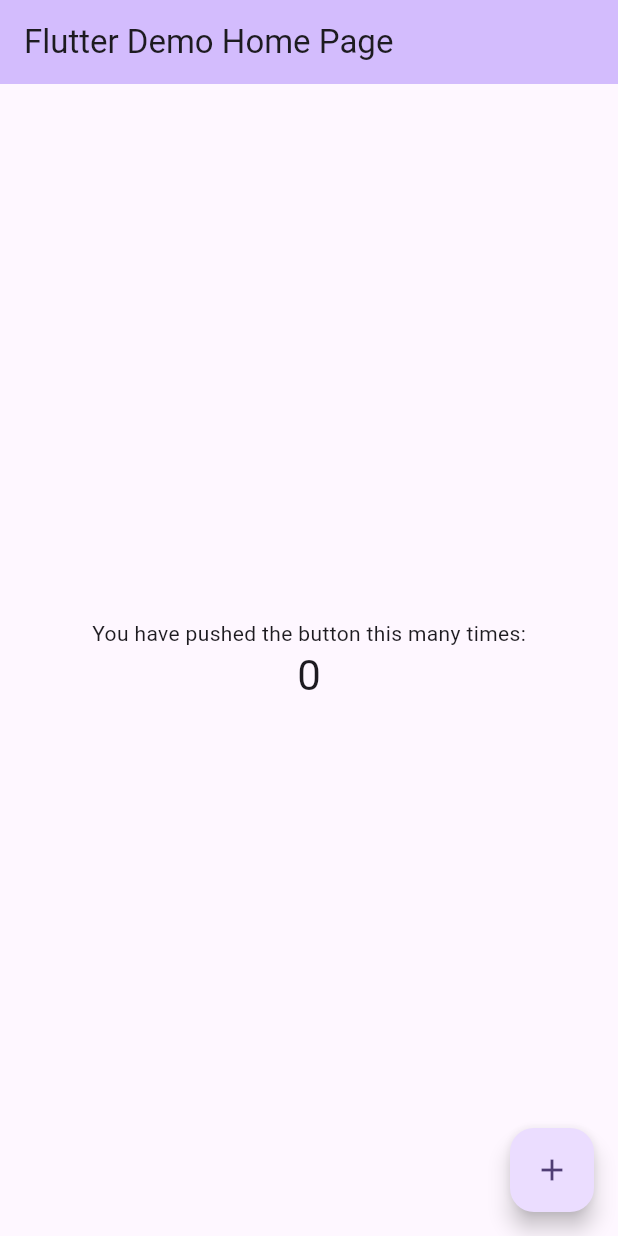
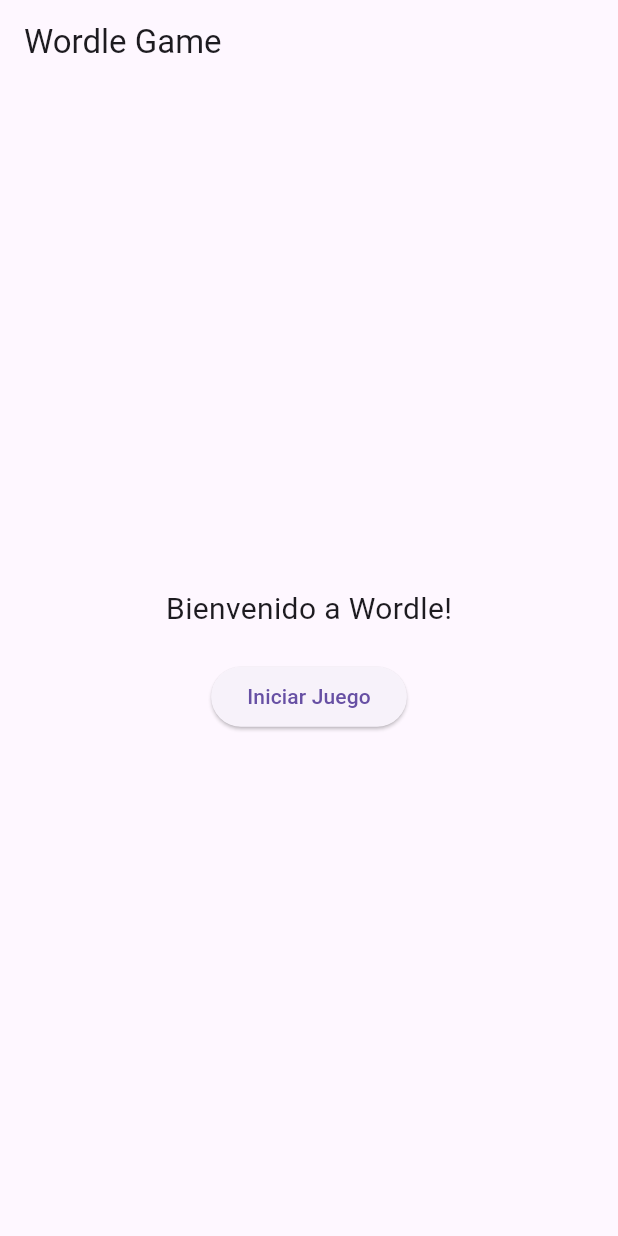
Before and after one commit to rafagcl01/wordlemoviles, a Flutter app: the screen it shows after launch, on a phone screen of 412 x 824 dp. Run offline on Flutter 3.47's test engine with Material 3 defaults, Android fonts, the phone set to English and light mode, and no system bars.

Commit message:
Construcción de las primeras escenas básicas

```diff
--- a/wordle/lib/main.dart
+++ b/wordle/lib/main.dart
@@ -1,125 +1,19 @@
 import 'package:flutter/material.dart';
+import 'scenes/Home.dart'; // Importa la página de inicio que has creado
 
 void main() {
-  runApp(const MyApp());
+  runApp(MyApp());
 }
 
 class MyApp extends StatelessWidget {
-  const MyApp({super.key});
-
-  // This widget is the root of your application.
   @override
   Widget build(BuildContext context) {
     return MaterialApp(
-      title: 'Flutter Demo',
+      title: 'Wordle',
       theme: ThemeData(
-        // This is the theme of your application.
-        //
-        // TRY THIS: Try running your application with "flutter run". You'll see
-        // the application has a purple toolbar. Then, without quitting the app,
-        // try changing the seedColor in the colorScheme below to Colors.green
-        // and then invoke "hot reload" (save your changes or press the "hot
-        // reload" button in a Flutter-supported IDE, or press "r" if you used
-        // the command line to start the app).
-        //
-        // Notice that the counter didn't reset back to zero; the application
-        // state is not lost during the reload. To reset the state, use hot
-        // restart instead.
-        //
-        // This works for code too, not just values: Most code changes can be
-        // tested with just a hot reload.
-        colorScheme: ColorScheme.fromSeed(seedColor: Colors.deepPurple),
-        useMaterial3: true,
+        primarySwatch: Colors.indigo,
       ),
-      home: const MyHomePage(title: 'Flutter Demo Home Page'),
+      home: Home(), // Establece la página de inicio como la página inicial de la aplicación
     );
   }
 }
-
-class MyHomePage extends StatefulWidget {
-  const MyHomePage({super.key, required this.title});
-
-  // This widget is the home page of your application. It is stateful, meaning
-  // that it has a State object (defined below) that contains fields that affect
-  // how it looks.
-
-  // This class is the configuration for the state. It holds the values (in this
-  // case the title) provided by the parent (in this case the App widget) and
-  // used by the build method of the State. Fields in a Widget subclass are
-  // always marked "final".
-
-  final String title;
-
-  @override
-  State<MyHomePage> createState() => _MyHomePageState();
-}
-
-class _MyHomePageState extends State<MyHomePage> {
-  int _counter = 0;
-
-  void _incrementCounter() {
-    setState(() {
-      // This call to setState tells the Flutter framework that something has
-      // changed in this State, which causes it to rerun the build method below
-      // so that the display can reflect the updated values. If we changed
-      // _counter without calling setState(), then the build method would not be
-      // called again, and so nothing would appear to happen.
-      _counter++;
-    });
-  }
-
-  @override
-  Widget build(BuildContext context) {
-    // This method is rerun every time setState is called, for instance as done
-    // by the _incrementCounter method above.
-    //
-    // The Flutter framework has been optimized to make rerunning build methods
-    // fast, so that you can just rebuild anything that needs updating rather
-    // than having to individually change instances of widgets.
-    return Scaffold(
-      appBar: AppBar(
-        // TRY THIS: Try changing the color here to a specific color (to
-        // Colors.amber, perhaps?) and trigger a hot reload to see the AppBar
-        // change color while the other colors stay the same.
-        backgroundColor: Theme.of(context).colorScheme.inversePrimary,
-        // Here we take the value from the MyHomePage object that was created by
-        // the App.build method, and use it to set our appbar title.
-        title: Text(widget.title),
-      ),
-      body: Center(
-        // Center is a layout widget. It takes a single child and positions it
-        // in the middle of the parent.
-        child: Column(
-          // Column is also a layout widget. It takes a list of children and
-          // arranges them vertically. By default, it sizes itself to fit its
-          // children horizontally, and tries to be as tall as its parent.
-          //
-          // Column has various properties to control how it sizes itself and
-          // how it positions its children. Here we use mainAxisAlignment to
-          // center the children vertically; the main axis here is the vertical
-          // axis because Columns are vertical (the cross axis would be
-          // horizontal).
-          //
-          // TRY THIS: Invoke "debug painting" (choose the "Toggle Debug Paint"
-          // action in the IDE, or press "p" in the console), to see the
-          // wireframe for each widget.
-          mainAxisAlignment: MainAxisAlignment.center,
-          children: <Widget>[
-            const Text(
-              'You have pushed the button this many times:',
-            ),
-            Text(
-              '$_counter',
-              style: Theme.of(context).textTheme.headlineMedium,
-            ),
-          ],
-        ),
-      ),
-      floatingActionButton: FloatingActionButton(
-        onPressed: _incrementCounter,
-        tooltip: 'Increment',
-        child: const Icon(Icons.add),
-      ), // This trailing comma makes auto-formatting nicer for build methods.
-    );
-  }
-}
--- /dev/null
+++ b/wordle/lib/scenes/Home.dart
@@ -0,0 +1,35 @@
+import 'package:flutter/material.dart';
+import 'Wordle.dart';
+
+class Home extends StatelessWidget {
+  @override
+  Widget build(BuildContext context) {
+    return Scaffold(
+      appBar: AppBar(
+        title: Text('Wordle Game'),
+      ),
+      body: Center(
+        child: Column(
+          mainAxisAlignment: MainAxisAlignment.center,
+          children: [
+            Text(
+              'Bienvenido a Wordle!',
+              style: TextStyle(fontSize: 20),
+            ),
+            SizedBox(height: 20),
+            ElevatedButton(
+              onPressed: () {
+                // Navegar a la página de juego cuando se presiona el botón
+                Navigator.push(
+                  context,
+                  MaterialPageRoute(builder: (context) => Wordle()), // Usa Wordle en lugar de Worldle
+                );
+              },
+              child: Text('Iniciar Juego'),
+            ),
+          ],
+        ),
+      ),
+    );
+  }
+}
```
Also changed, not shown: wordle/lib/scenes/Wordle.dart (added, +29 -0 lines).
